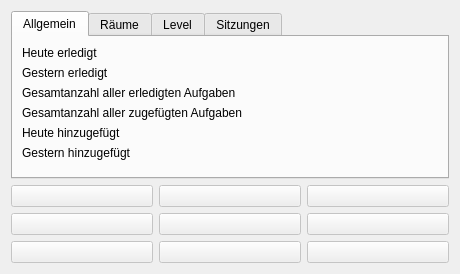
The window that src/ui/statistics.ui (amogorkon/watnu) describes before a commit, drawn with Qt 5.
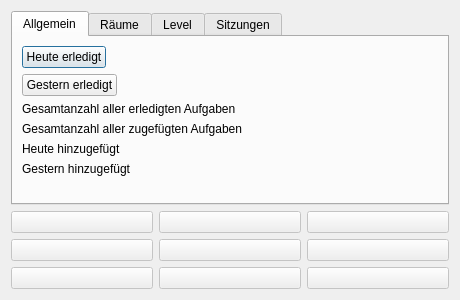
The same window after the commit.

Commit message: statistics -> Tasklist with selected tasks

The edit to the form file:
```diff
--- a/src/ui/statistics.ui
+++ b/src/ui/statistics.ui
@@ -7,7 +7,7 @@
     <x>0</x>
     <y>0</y>
     <width>460</width>
-    <height>274</height>
+    <height>300</height>
    </rect>
   </property>
   <property name="windowTitle">
@@ -26,13 +26,6 @@
       <layout class="QVBoxLayout" name="verticalLayout_7">
        <item>
         <layout class="QFormLayout" name="formLayout">
-         <item row="0" column="0">
-          <widget class="QLabel" name="today_finished_label">
-           <property name="text">
-            <string>Heute erledigt</string>
-           </property>
-          </widget>
-         </item>
          <item row="0" column="1">
           <widget class="QLabel" name="today_finished_outlabel">
            <property name="text">
@@ -96,13 +89,6 @@
            </property>
           </widget>
          </item>
-         <item row="1" column="0">
-          <widget class="QLabel" name="yesterday_finished_label">
-           <property name="text">
-            <string>Gestern erledigt</string>
-           </property>
-          </widget>
-         </item>
          <item row="1" column="1">
           <widget class="QLabel" name="yesterday_finished_outlabel">
            <property name="text">
@@ -110,6 +96,20 @@
            </property>
           </widget>
          </item>
+         <item row="0" column="0">
+          <widget class="QPushButton" name="today_finished_button_label">
+           <property name="text">
+            <string>Heute erledigt</string>
+           </property>
+          </widget>
+         </item>
+         <item row="1" column="0">
+          <widget class="QPushButton" name="yesterday_finished_button_label">
+           <property name="text">
+            <string>Gestern erledigt</string>
+           </property>
+          </widget>
+         </item>
         </layout>
        </item>
       </layout>
```
The commit also changes 3 other files.
